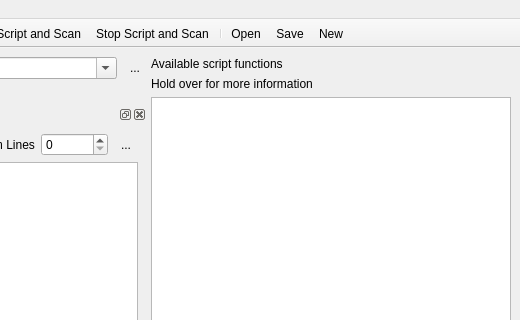
The window that ui/Scripting.ui (MonroeQuantumNetworks/IonControl) describes before a commit, drawn with Qt 5; both pictures show x 303 to 823 and y 0 to 320 of the 823 by 688 pixel window.
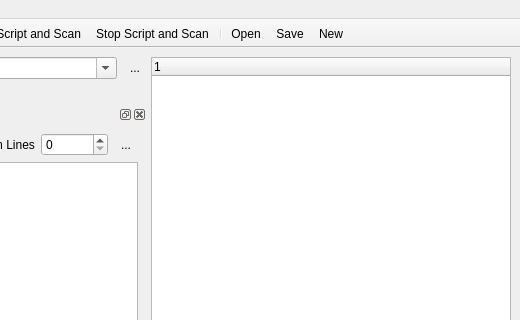
The same window after the commit. Icons and pictures are not drawn.

Commit message: Tree widget for docs, coloring for paused

The edit to the form file:
```diff
--- a/ui/Scripting.ui
+++ b/ui/Scripting.ui
@@ -203,33 +203,12 @@
       <widget class="QWidget" name="verticalLayoutWidget_2">
        <layout class="QVBoxLayout" name="verticalLayout_3">
         <item>
-         <widget class="QLabel" name="label">
-          <property name="text">
-           <string>Available script functions</string>
-          </property>
-         </widget>
-        </item>
-        <item>
-         <widget class="QLabel" name="label_3">
-          <property name="text">
-           <string>Hold over for more information</string>
-          </property>
-         </widget>
-        </item>
-        <item>
-         <widget class="QListWidget" name="DocListWidget">
-          <property name="alternatingRowColors">
-           <bool>true</bool>
-          </property>
-          <property name="selectionMode">
-           <enum>QAbstractItemView::NoSelection</enum>
-          </property>
-          <property name="viewMode">
-           <enum>QListView::ListMode</enum>
-          </property>
-          <property name="sortingEnabled">
-           <bool>false</bool>
-          </property>
+         <widget class="QTreeWidget" name="docTreeWidget">
+          <column>
+           <property name="text">
+            <string notr="true">1</string>
+           </property>
+          </column>
          </widget>
         </item>
        </layout>
```
The commit also changes 1 other file.
